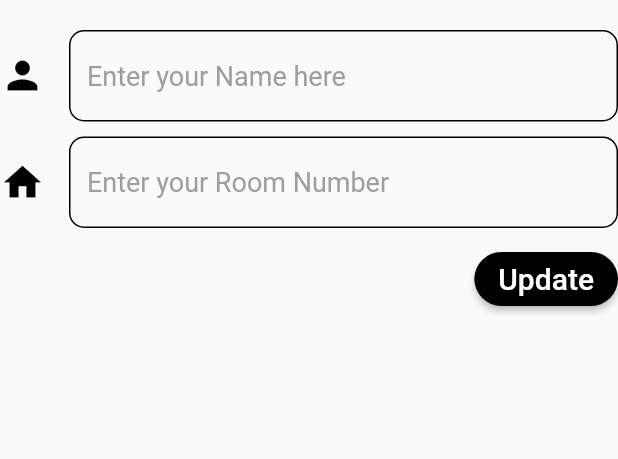
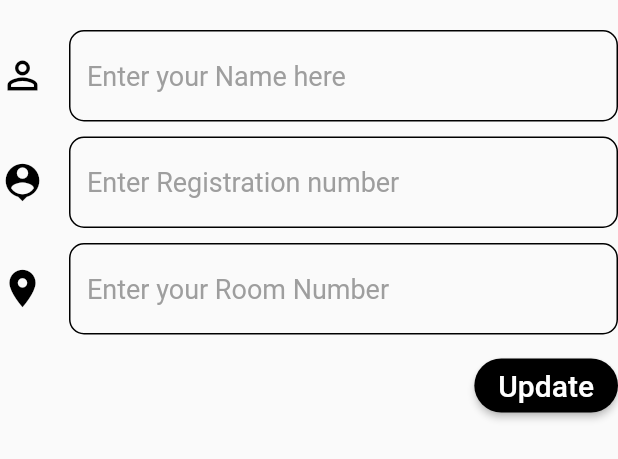
Before and after one commit to Shakthi-Dhar/Flutter-RoomService-App, a Flutter app: the SettingsForm widget shown alone on an empty page, opened directly, on a phone screen of 412 x 824 dp. Shown: the top 459 px of the screen. Run offline on Flutter 3.47's test engine with Material 2 defaults, Android fonts, the phone set to English and light mode, and no system bars; our stand-ins replace cloud_firestore, curved_navigation_bar, firebase_auth, flutter_speed_dial, flutter_spinkit, rflutter_alert; accounts and stored records are empty.

Commit message:
commit, 23nd August [9:28]
Updates are done,
but snapshot data returns null values

```diff
--- a/lib/models/rate.dart
+++ b/lib/models/rate.dart
@@ -2,7 +2,9 @@ class Rate{
   final String name;
   final String time;
   final int room;
+  final String category;
+  final String reg_no;
 
-  Rate({this.name, this.time, this.room});
+  Rate({this.name, this.time, this.room, this.category,this.reg_no});
 
 }
--- a/lib/models/user.dart
+++ b/lib/models/user.dart
@@ -9,6 +9,8 @@ class UserData{
   final String name;
   final String time;
   final String room;
+  final String category;
+  final String reg_no;
 
-  UserData({this.uid, this.name, this.time, this.room});
+  UserData({this.uid, this.name, this.time, this.room, this.category,this.reg_no});
 }
--- a/lib/screens/home/deleta_service.dart
+++ b/lib/screens/home/deleta_service.dart
@@ -16,7 +16,7 @@ class _delete_serviceState extends State<delete_service> {
   final _formKey = GlobalKey<FormState>();
   final List<String> time = ['Morning [9am to 12pm]','Afternoon [12pm to 4pm]','Evening [4pm to 7pm]','Night [7pm to 10pm]','Ticket Closed'];
 
-  String _currenttime = 'Time';
+  String _currenttime = 'Ticket Cancelled';
 
 
   bool loading = false;
--- a/lib/screens/home/home.dart
+++ b/lib/screens/home/home.dart
@@ -9,7 +9,6 @@ import 'package:rateandreview/models/rate.dart';
 import 'package:flutter_speed_dial/flutter_speed_dial.dart';
 import 'package:rateandreview/screens/home/deleta_service.dart';
 import 'package:rflutter_alert/rflutter_alert.dart';
-
 
 
 
@@ -48,6 +47,7 @@ class Home extends StatelessWidget {
         buttons: [],
       ).show();
     }
+
 
 
     return StreamProvider<List<Rate>>.value(
--- a/lib/screens/home/rate_list.dart
+++ b/lib/screens/home/rate_list.dart
@@ -1,6 +1,7 @@
 import 'package:flutter/material.dart';
 import 'package:rateandreview/models/rate.dart';
 import 'package:provider/provider.dart';
+
 import 'package:rateandreview/screens/home/rate_tile.dart';
 
 class rateList extends StatefulWidget {
@@ -15,9 +16,10 @@ class _rateListState extends State<rateList> {
 
     return ListView.builder(
       itemCount: rate.length,
+
       itemBuilder:(context,index){
+        return rateTile(rate : rate[index]);
 
-        return rateTile(rate :rate[index] );
       }
     );
   }
--- a/lib/screens/home/settings_form.dart
+++ b/lib/screens/home/settings_form.dart
@@ -20,6 +20,7 @@ class _SettingsFormState extends State<SettingsForm> {
   String _currentName = 'Name';
 //  String _currenttime ;
   int _currentroom = 0;
+  String _currentreg_no = '00---0000';
   bool loading = false;
 
   @override
@@ -69,7 +70,7 @@ class _SettingsFormState extends State<SettingsForm> {
                       borderRadius: BorderRadius.all(Radius.circular(10.0)),
                       borderSide: BorderSide(color: Colors.black),
                     ),
-                    icon: Icon(Icons.person, color: Colors.black,size: 30,),
+                    icon: Icon(Icons.person_outline, color: Colors.black,size: 30,),
                     hintText: 'Enter your Name here',
                     hintStyle: TextStyle(color: Colors.grey, fontSize: 18),
 
@@ -82,42 +83,35 @@ class _SettingsFormState extends State<SettingsForm> {
 
                 SizedBox(height: 10,),
 
-//                DropdownButtonFormField(
-//                  validator: (val) => val.isEmpty ? 'Select the Time' : null,
-//                  decoration: InputDecoration(
-//
-//                    border: InputBorder.none,
-//                    fillColor: Colors.black,
-//                    enabledBorder: OutlineInputBorder(
-//                      borderRadius: BorderRadius.all(Radius.circular(20.0)),
-//                      borderSide: BorderSide(color: Colors.black),
-//                    ),
-//                    focusedBorder: OutlineInputBorder(
-//                      borderRadius: BorderRadius.all(Radius.circular(20.0)),
-//                      borderSide: BorderSide(color: Colors.black),
-//                    ),
-//                    icon: Icon(Icons.access_time, color: Colors.black,size: 30,),
-//                    hintText: 'Choose Timings',
-//                    hintStyle: TextStyle(color: Colors.grey, fontSize: 18),
-//
-//                    errorStyle: TextStyle(
-//                      fontSize: 10.0,
-//                      color: Colors.black,
-//                    ),
-//                  ),
-//
-//                  items: time.map((timing){
-//                    return DropdownMenuItem(
-//                      value: timing,
-//                      child: Text('$timing'),
-//                    );
-//                  }).toList(),
-//
-//                  onChanged: (val) => setState(()=>_currenttime=val),
-//
-//                ),
+                TextFormField(
 
-//                SizedBox(height: 10,),
+                  validator: (val) => val.isEmpty ? 'Please enter your Reg_no' : null,
+                  onChanged: (val) => setState(()=>_currentreg_no= val),
+
+                  decoration: InputDecoration(
+
+                    border: InputBorder.none,
+                    fillColor: Colors.black,
+                    enabledBorder: OutlineInputBorder(
+                      borderRadius: BorderRadius.all(Radius.circular(10.0)),
+                      borderSide: BorderSide(color: Colors.black),
+                    ),
+                    focusedBorder: OutlineInputBorder(
+                      borderRadius: BorderRadius.all(Radius.circular(10.0)),
+                      borderSide: BorderSide(color: Colors.black),
+                    ),
+                    icon: Icon(Icons.person_pin, color: Colors.black,size: 30,),
+                    hintText: 'Enter Registration number',
+                    hintStyle: TextStyle(color: Colors.grey, fontSize: 18),
+
+                    errorStyle: TextStyle(
+                      fontSize: 10.0,
+                      color: Colors.black,
+                    ),
+                  ),
+                ),
+
+                SizedBox(height: 10,),
 
                 TextFormField(
 
@@ -136,7 +130,7 @@ class _SettingsFormState extends State<SettingsForm> {
                       borderRadius: BorderRadius.all(Radius.circular(10.0)),
                       borderSide: BorderSide(color: Colors.black),
                     ),
-                    icon: Icon(Icons.home, color: Colors.black,size: 30,),
+                    icon: Icon(Icons.room, color: Colors.black,size: 30,),
                     hintText: 'Enter your Room Number             ',
                     hintStyle: TextStyle(color: Colors.grey, fontSize: 18),
 
@@ -173,8 +167,7 @@ class _SettingsFormState extends State<SettingsForm> {
                         await DatabaseService(uid:  user.uid).updateUserData(
                            _currentroom ?? snapshot.data.room,
                            _currentName ?? snapshot.data.name,
-//                           _currenttime?? snapshot.data.time,
-
+                           _currentreg_no ?? snapshot.data.reg_no,
                            );
                       }
 
--- a/lib/services/auth.dart
+++ b/lib/services/auth.dart
@@ -52,7 +52,7 @@ class AuthService {
       AuthResult result = await _auth.createUserWithEmailAndPassword(email: email, password: password);
       FirebaseUser user = result.user;
       //create new doc for the user with uid
-      await DatabaseService(uid: user.uid).updateUserData(0, 'New Member', 'Ticket Closed');
+      await DatabaseService(uid: user.uid).updateUserData(0, 'New Member', 'Ticket Closed','00---0000','Student');
       return _userFromFirebaseUser(user);
     }
     catch(e){
--- a/lib/services/timing_set.dart
+++ b/lib/services/timing_set.dart
@@ -29,6 +29,8 @@ class DatabaseService{
           time: doc.data['Time'] ?? 'Ticket Cancelled',
           name: doc.data['Name'] ?? 'New Member',
           room: doc.data['Room'] ?? 0,
+        reg_no: doc.data['Reg_no']??'00---0000',
+        category: doc.data['Category']??'Student',
       );
     }).toList();
   }
@@ -39,6 +41,8 @@ class DatabaseService{
       name: snapshot.data['Name'],
       time: snapshot.data['Time'],
       room: snapshot.data['Room'],
+      reg_no: snapshot.data['Reg_no'],
+      category: snapshot.data['Category'],
     );
   }
 
```
Also changed, not shown: lib/screens/home/rate_tile.dart (+27 -7 lines), lib/services/database.dart (+8 -2 lines), lib/services/profile_set.dart (+7 -5 lines), 1 other file.
